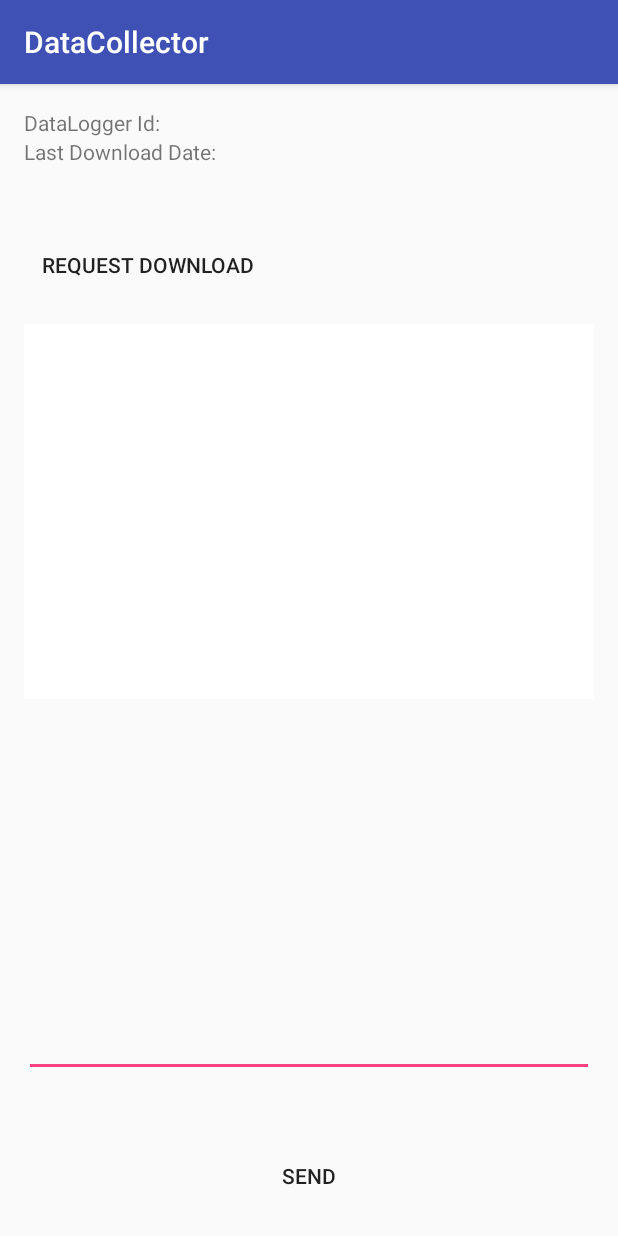
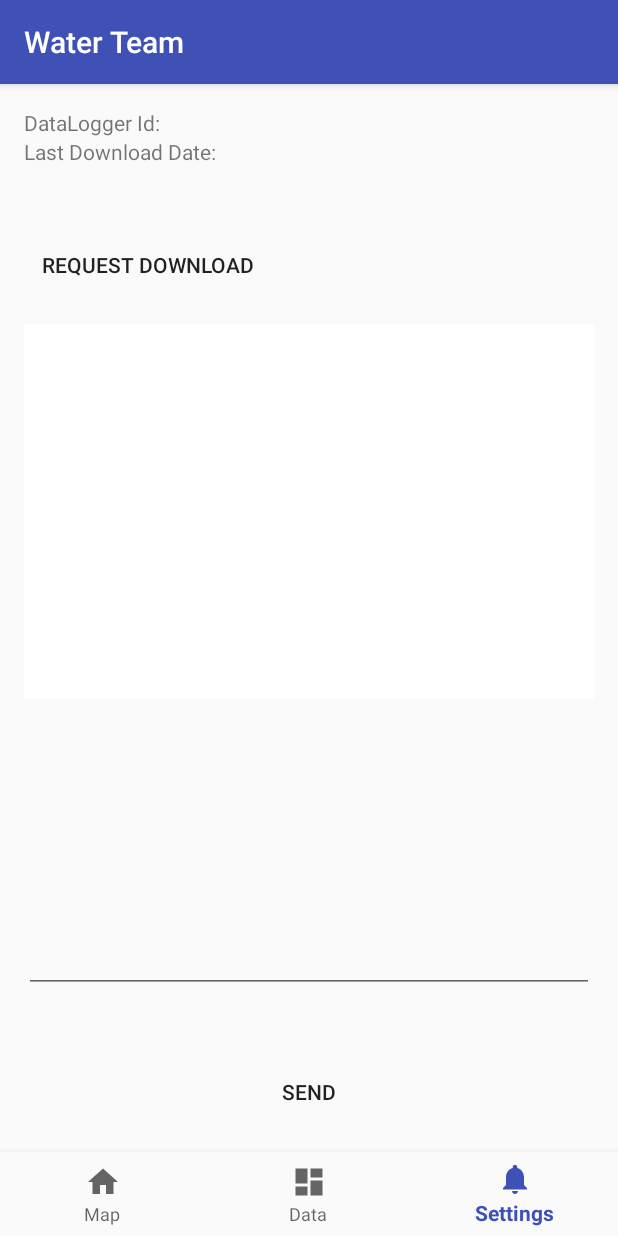
Before and after one commit to TheWaterTeam/waterteam-android, an Android app: the screen it shows after launch (SerialConsoleActivity before the commit, MainActivity after it), item 3 of the bottom bar chosen, on a phone screen of 412 x 824 dp. Run offline under Robolectric (Android 15) with nearby library versions, the phone set to English and light mode, and no system bars; libraries missing offline, so code that uses them is left out: com.felhr.usbserial, io.realm; 6 statements that could not run were skipped.

Commit message:
Moved serial activity into fragment

```diff
--- a/DataCollector/app/build.gradle
+++ b/DataCollector/app/build.gradle
@@ -6,7 +6,7 @@ android {
     compileSdkVersion 25
     buildToolsVersion "25.0.0"
     defaultConfig {
-        applicationId "com.aquarius.datacollector"
+        applicationId "com.waterteam.android"
         minSdkVersion 15
         targetSdkVersion 25
         versionCode 1
--- a/DataCollector/app/src/main/java/com/aquarius/datacollector/activities/MainActivity.java
+++ b/DataCollector/app/src/main/java/com/aquarius/datacollector/activities/MainActivity.java
@@ -26,17 +26,25 @@ public class MainActivity extends AppCompatActivity {
             switch (item.getItemId()) {
                 case R.id.navigation_map:
                     return true;
-                case R.id.navigation_data:
+                case R.id.navigation_data: {
                     DataFilesFragment fragment = new DataFilesFragment();
 
                     FragmentManager fm = getSupportFragmentManager();
                     FragmentTransaction transaction = fm.beginTransaction();
                     transaction.replace(R.id.contentFrame, fragment);
                     transaction.commit();
+                }
                     return true;
-                case R.id.navigation_settings:
-                    Intent intent = new Intent(MainActivity.this, SerialConsoleActivity.class);
-                    startActivity(intent);
+                case R.id.navigation_settings: {
+                    //Intent intent = new Intent(MainActivity.this, SerialConsoleActivity.class);
+                    //startActivity(intent);
+                    SerialConsoleFragment fragment = new SerialConsoleFragment();
+
+                    FragmentManager fm = getSupportFragmentManager();
+                    FragmentTransaction transaction = fm.beginTransaction();
+                    transaction.replace(R.id.contentFrame, fragment);
+                    transaction.commit();
+                }
                     return true;
             }
             return false;
--- a/DataCollector/app/src/main/java/com/aquarius/datacollector/activities/SerialConsoleActivity.java
+++ b/DataCollector/app/src/main/java/com/aquarius/datacollector/activities/SerialConsoleFragment.java
@@ -10,12 +10,14 @@ import android.os.Bundle;
 import android.os.Handler;
 import android.os.IBinder;
 import android.os.Message;
-import android.provider.ContactsContract;
-import android.support.v7.app.AppCompatActivity;
+import android.support.annotation.Nullable;
+import android.support.v4.app.Fragment;
 import android.text.method.ScrollingMovementMethod;
 import android.util.Log;
 import android.view.KeyEvent;
+import android.view.LayoutInflater;
 import android.view.View;
+import android.view.ViewGroup;
 import android.widget.Button;
 import android.widget.EditText;
 import android.widget.TextView;
@@ -37,15 +39,20 @@ import java.util.Set;
 
 import io.realm.Realm;
 
-public class SerialConsoleActivity extends AppCompatActivity implements ControlListener {
+/**
+ * Created by matthewxi on 11/8/17.
+ */
 
-    private static String TAG = "SerialConsoleActivity";
+public class SerialConsoleFragment extends Fragment implements ControlListener {
+
+    private static String TAG = "SerialConsoleFragment";
 
     private String currentUUID;
 
+
     /*
-     * Notifications from UsbService will be received here.
-     */
+ * Notifications from UsbService will be received here.
+ */
     private final BroadcastReceiver mUsbReceiver = new BroadcastReceiver() {
         @Override
         public void onReceive(Context context, Intent intent) {
@@ -86,7 +93,7 @@ public class SerialConsoleActivity extends AppCompatActivity implements ControlL
     private TextView dataLoggerIdTextView;
     private TextView lastDownloadDateTextView;
 
-    private MyHandler mHandler;
+    private SerialConsoleFragment.MyHandler mHandler;
     private final ServiceConnection usbConnection = new ServiceConnection() {
         @Override
         public void onServiceConnected(ComponentName arg0, IBinder arg1) {
@@ -104,16 +111,28 @@ public class SerialConsoleActivity extends AppCompatActivity implements ControlL
     private Realm realm;
     private DataLogger connectedDataLogger;
 
+
     @Override
-    protected void onCreate(Bundle savedInstanceState) {
+    public void onCreate(Bundle savedInstanceState) {
         super.onCreate(savedInstanceState);
-        setContentView(R.layout.serial_console);
 
-        mHandler = new MyHandler(this);
+        mHandler = new SerialConsoleFragment.MyHandler(this);
 
-        display = (TextView) findViewById(R.id.textView1);
+        control = new Control(getContext());
+        control.setListener(this);
+
+        Realm.init(getContext());
+        realm = Realm.getDefaultInstance();
+    }
+
+    @Nullable
+    @Override
+    public View onCreateView(LayoutInflater inflater, @Nullable ViewGroup container, @Nullable Bundle savedInstanceState) {
+        View view = inflater.inflate(R.layout.serial_console, container, false);
+
+        display = (TextView) view.findViewById(R.id.textView1);
         display.setMovementMethod(new ScrollingMovementMethod());
-        editText = (EditText) findViewById(R.id.editText1);
+        editText = (EditText) view.findViewById(R.id.editText1);
         editText.setOnKeyListener(new View.OnKeyListener() {
             public boolean onKey(View v, int keyCode, KeyEvent event) {
                 // If the event is a key-down event on the "enter" button
@@ -126,10 +145,10 @@ public class SerialConsoleActivity extends AppCompatActivity implements ControlL
             }
         });
 
-        dataLoggerIdTextView = (TextView) findViewById(R.id.dataloggerIdTextView);
-        lastDownloadDateTextView = (TextView) findViewById(R.id.lastDownloadDateTextView);
+        dataLoggerIdTextView = (TextView) view.findViewById(R.id.dataloggerIdTextView);
+        lastDownloadDateTextView = (TextView) view.findViewById(R.id.lastDownloadDateTextView);
 
-        Button sendButton = (Button) findViewById(R.id.buttonSend);
+        Button sendButton = (Button) view.findViewById(R.id.buttonSend);
         sendButton.setOnClickListener(new View.OnClickListener() {
             @Override
             public void onClick(View v) {
@@ -138,7 +157,7 @@ public class SerialConsoleActivity extends AppCompatActivity implements ControlL
                 }
             }
         });
-        Button requestDownloadButton = (Button) findViewById(R.id.buttonRequestDownload);
+        Button requestDownloadButton = (Button) view.findViewById(R.id.buttonRequestDownload);
         requestDownloadButton.setOnClickListener(new View.OnClickListener() {
             @Override
             public void onClick(View v) {
@@ -146,15 +165,11 @@ public class SerialConsoleActivity extends AppCompatActivity implements ControlL
                 String command = ">WT_REQUEST_DOWNLOAD:" + String.valueOf(connectedDataLogger.getLastDownloadDate()) + "<";
                 sendCommand(command);
 
-           }
+            }
         });
 
 
-        control = new Control(this);
-        control.setListener(this);
-
-        Realm.init(this);
-        realm = Realm.getDefaultInstance();
+        return view;
     }
 
     public void send(){
@@ -184,12 +199,12 @@ public class SerialConsoleActivity extends AppCompatActivity implements ControlL
     @Override
     public void onPause() {
         super.onPause();
-        unregisterReceiver(mUsbReceiver);
-        unbindService(usbConnection);
+        getActivity().unregisterReceiver(mUsbReceiver);
+        getActivity().unbindService(usbConnection);
     }
 
     @Override
-    protected void onDestroy() {
+    public void onDestroy() {
         super.onDestroy();
         realm.close();
     }
@@ -197,7 +212,7 @@ public class SerialConsoleActivity extends AppCompatActivity implements ControlL
 
     private void startService(Class<?> service, ServiceConnection serviceConnection, Bundle extras) {
         if (!UsbService.SERVICE_CONNECTED) {
-            Intent startService = new Intent(this, service);
+            Intent startService = new Intent(getActivity(), service);
             if (extras != null && !extras.isEmpty()) {
                 Set<String> keys = extras.keySet();
                 for (String key : keys) {
@@ -205,10 +220,10 @@ public class SerialConsoleActivity extends AppCompatActivity implements ControlL
                     startService.putExtra(key, extra);
                 }
             }
-            startService(startService);
+            getActivity().startService(startService);
         }
-        Intent bindingIntent = new Intent(this, service);
-        bindService(bindingIntent, serviceConnection, Context.BIND_AUTO_CREATE);
+        Intent bindingIntent = new Intent(getActivity(), service);
+        getActivity().bindService(bindingIntent, serviceConnection, Context.BIND_AUTO_CREATE);
     }
 
     private void setFilters() {
@@ -219,7 +234,7 @@ public class SerialConsoleActivity extends AppCompatActivity implements ControlL
         filter.addAction(UsbService.ACTION_USB_NOT_SUPPORTED);
         filter.addAction(UsbService.ACTION_USB_PERMISSION_NOT_GRANTED);
         filter.addAction(UsbService.ACTION_USB_ATTACHED);
-        registerReceiver(mUsbReceiver, filter);
+        getActivity().registerReceiver(mUsbReceiver, filter);
     }
 
     private void updateConnectedDatalogger(String uuid){
@@ -245,10 +260,10 @@ public class SerialConsoleActivity extends AppCompatActivity implements ControlL
      * This handler will be passed to UsbService. Data received from serial port is displayed through this handler
      */
     private static class MyHandler extends Handler {
-        private final WeakReference<SerialConsoleActivity> mActivity;
+        private final WeakReference<SerialConsoleFragment> mFragment;
 
-        public MyHandler(SerialConsoleActivity activity) {
-            mActivity = new WeakReference<>(activity);
+        public MyHandler(SerialConsoleFragment fragment) {
+            mFragment = new WeakReference<>(fragment);
         }
 
         @Override
@@ -256,20 +271,20 @@ public class SerialConsoleActivity extends AppCompatActivity implements ControlL
             switch (msg.what) {
                 case UsbService.MESSAGE_FROM_SERIAL_PORT:
                     String data = (String) msg.obj;
-                    mActivity.get().display.append(data);
+                    mFragment.get().display.append(data);
                     try {
                         Log.d(TAG, "Received Data "+ data);
-                        mActivity.get().control.receivedData(data);
+                        mFragment.get().control.receivedData(data);
                     } catch (IOException e) {
                         e.printStackTrace();
                         // We should probably reset the connction / switch back to control mode here.
                     }
                     break;
                 case UsbService.CTS_CHANGE:
-                    Toast.makeText(mActivity.get(), "CTS_CHANGE",Toast.LENGTH_LONG).show();
+                    Toast.makeText(mFragment.get().getActivity(), "CTS_CHANGE",Toast.LENGTH_LONG).show();
                     break;
                 case UsbService.DSR_CHANGE:
-                    Toast.makeText(mActivity.get(), "DSR_CHANGE",Toast.LENGTH_LONG).show();
+                    Toast.makeText(mFragment.get().getActivity(), "DSR_CHANGE",Toast.LENGTH_LONG).show();
                     break;
             }
         }
@@ -338,4 +353,5 @@ public class SerialConsoleActivity extends AppCompatActivity implements ControlL
         realm.commitTransaction();
     }
 
+
 }
--- a/DataCollector/app/src/main/res/values/strings.xml
+++ b/DataCollector/app/src/main/res/values/strings.xml
@@ -1,9 +1,9 @@
 <resources>
-    <string name="app_name">DataCollector</string>
+    <string name="app_name">Water Team</string>
     <string name="title_home">Home</string>
     <string name="title_dashboard">Dashboard</string>
     <string name="title_notifications">Notifications</string>
-    <string name="app_title">USB Serial Example</string>
+    <string name="app_title">Water Team</string>
     <string name="refreshing">Refreshing...</string>
     <string name="textBtnRTS">RTS - Request To Send</string>
     <string name="textBtnDTR">DTR - Data Terminal Ready</string>
```
Also changed, not shown: DataCollector/app/src/main/AndroidManifest.xml (+7 -12 lines).
